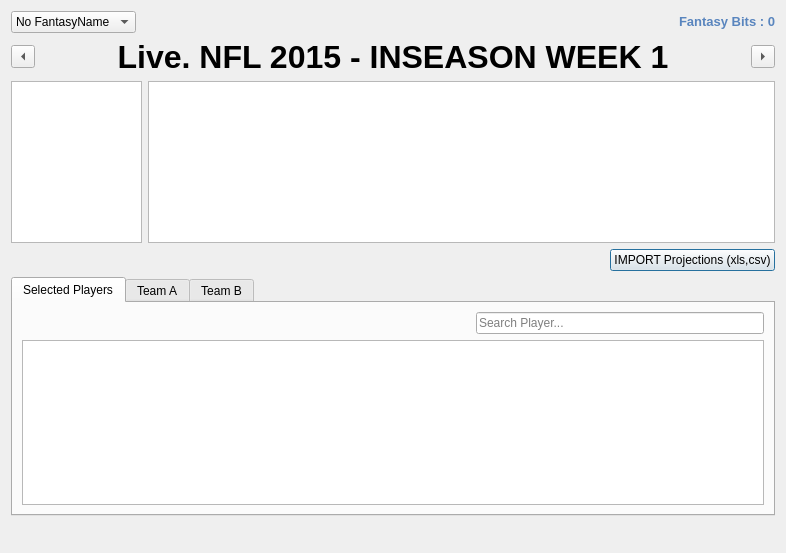
protoblock/protoblock, file cute-fantasy/gamesoftheweekdialog.ui: the form before one commit.
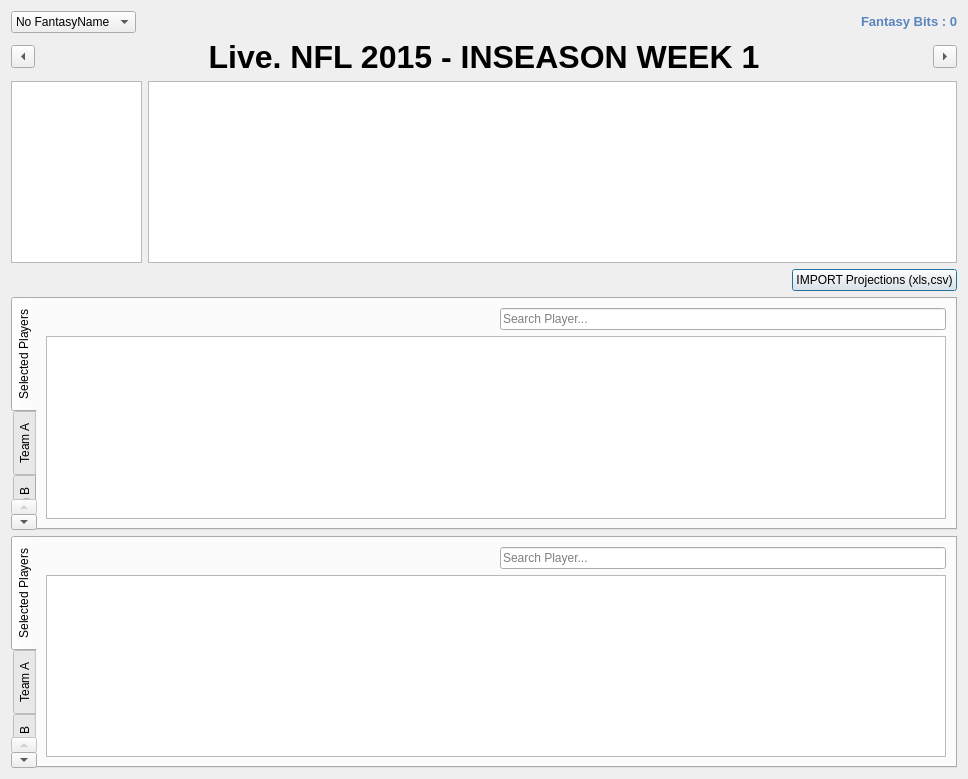
The form after the commit. The open tabs and pages were chosen to show the change. Custom widgets are drawn as their Qt base class.

What changed in the file:
```diff
--- a/cute-fantasy/gamesoftheweekdialog.ui
+++ b/cute-fantasy/gamesoftheweekdialog.ui
@@ -6,45 +6,59 @@
    <rect>
     <x>0</x>
     <y>0</y>
-    <width>786</width>
-    <height>553</height>
+    <width>968</width>
+    <height>779</height>
    </rect>
   </property>
   <property name="windowTitle">
    <string>Dialog</string>
   </property>
-  <layout class="QGridLayout" name="gridLayout_4">
-   <item row="0" column="0">
-    <layout class="QHBoxLayout" name="horizontalLayout">
+  <layout class="QGridLayout" name="gridLayout_7">
+   <item row="2" column="0">
+    <layout class="QHBoxLayout" name="horizontalLayout_2">
      <item>
-      <widget class="QComboBox" name="myFantasyNameComboBox">
-       <item>
-        <property name="text">
-         <string>No FantasyName</string>
-        </property>
-       </item>
+      <widget class="QListView" name="myDaysListView">
+       <property name="minimumSize">
+        <size>
+         <width>131</width>
+         <height>0</height>
+        </size>
+       </property>
+       <property name="maximumSize">
+        <size>
+         <width>131</width>
+         <height>16777215</height>
+        </size>
+       </property>
       </widget>
      </item>
      <item>
-      <spacer name="horizontalSpacer">
+      <widget class="QListView" name="myDayGamesListView"/>
+     </item>
+    </layout>
+   </item>
+   <item row="3" column="0">
+    <layout class="QHBoxLayout" name="horizontalLayout_3">
+     <item>
+      <spacer name="horizontalSpacer_2">
        <property name="orientation">
         <enum>Qt::Horizontal</enum>
        </property>
        <property name="sizeHint" stdset="0">
         <size>
-         <width>538</width>
+         <width>448</width>
          <height>20</height>
         </size>
        </property>
       </spacer>
      </item>
      <item>
-      <widget class="QLabel" name="myFantasyBitsLabel">
+      <widget class="QPushButton" name="myImportProjectionsButton">
        <property name="text">
-        <string>&lt;html&gt;&lt;head/&gt;&lt;body&gt;&lt;p&gt;&lt;span style=&quot; font-size:10pt; font-weight:600; color:#5985be;&quot;&gt;Fantasy Bits : 0&lt;/span&gt;&lt;/p&gt;&lt;/body&gt;&lt;/html&gt;</string>
+        <string>IMPORT Projections (xls,csv)</string>
        </property>
-       <property name="textFormat">
-        <enum>Qt::RichText</enum>
+       <property name="flat">
+        <bool>false</bool>
        </property>
       </widget>
      </item>
@@ -97,61 +111,128 @@
      </item>
     </layout>
    </item>
-   <item row="2" column="0">
-    <layout class="QHBoxLayout" name="horizontalLayout_2">
+   <item row="0" column="0">
+    <layout class="QHBoxLayout" name="horizontalLayout">
      <item>
-      <widget class="QListView" name="myDaysListView">
-       <property name="minimumSize">
-        <size>
-         <width>131</width>
-         <height>0</height>
-        </size>
-       </property>
-       <property name="maximumSize">
-        <size>
-         <width>131</width>
-         <height>16777215</height>
-        </size>
-       </property>
+      <widget class="QComboBox" name="myFantasyNameComboBox">
+       <item>
+        <property name="text">
+         <string>No FantasyName</string>
+        </property>
+       </item>
       </widget>
      </item>
      <item>
-      <widget class="QListView" name="myDayGamesListView"/>
-     </item>
-    </layout>
-   </item>
-   <item row="3" column="0">
-    <layout class="QHBoxLayout" name="horizontalLayout_3">
-     <item>
-      <spacer name="horizontalSpacer_2">
+      <spacer name="horizontalSpacer">
        <property name="orientation">
         <enum>Qt::Horizontal</enum>
        </property>
        <property name="sizeHint" stdset="0">
         <size>
-         <width>448</width>
+         <width>538</width>
          <height>20</height>
         </size>
        </property>
       </spacer>
      </item>
      <item>
-      <widget class="QPushButton" name="myImportProjectionsButton">
+      <widget class="QLabel" name="myFantasyBitsLabel">
        <property name="text">
-        <string>IMPORT Projections (xls,csv)</string>
+        <string>&lt;html&gt;&lt;head/&gt;&lt;body&gt;&lt;p&gt;&lt;span style=&quot; font-size:10pt; font-weight:600; color:#5985be;&quot;&gt;Fantasy Bits : 0&lt;/span&gt;&lt;/p&gt;&lt;/body&gt;&lt;/html&gt;</string>
        </property>
-       <property name="flat">
-        <bool>false</bool>
+       <property name="textFormat">
+        <enum>Qt::RichText</enum>
        </property>
       </widget>
      </item>
     </layout>
    </item>
    <item row="4" column="0">
-    <widget class="QTabWidget" name="myTeamTab">
+    <widget class="QTabWidget" name="myTeamTab_2">
+     <property name="tabPosition">
+      <enum>QTabWidget::West</enum>
+     </property>
+     <property name="tabShape">
+      <enum>QTabWidget::Rounded</enum>
+     </property>
      <property name="currentIndex">
       <number>0</number>
      </property>
+     <property name="documentMode">
+      <bool>false</bool>
+     </property>
+     <widget class="QWidget" name="mySelectedPlayersTab_2">
+      <attribute name="title">
+       <string>Selected Players</string>
+      </attribute>
+      <layout class="QGridLayout" name="gridLayout_4">
+       <item row="0" column="0">
+        <spacer name="horizontalSpacer_4">
+         <property name="orientation">
+          <enum>Qt::Horizontal</enum>
+         </property>
+         <property name="sizeHint" stdset="0">
+          <size>
+           <width>448</width>
+           <height>20</height>
+          </size>
+         </property>
+        </spacer>
+       </item>
+       <item row="0" column="1">
+        <widget class="QLineEdit" name="lySearchPlayerLineEdit_2">
+         <property name="placeholderText">
+          <string>Search Player...</string>
+         </property>
+         <property name="clearButtonEnabled">
+          <bool>true</bool>
+         </property>
+        </widget>
+       </item>
+       <item row="1" column="0" colspan="2">
+        <widget class="QTableWidget" name="mySelectedPlayersTableView_2"/>
+       </item>
+      </layout>
+     </widget>
+     <widget class="QWidget" name="myTeamATab_2">
+      <attribute name="title">
+       <string>Team A</string>
+      </attribute>
+      <layout class="QGridLayout" name="gridLayout_5">
+       <item row="0" column="0">
+        <widget class="QTableView" name="myTeamATableView_2"/>
+       </item>
+      </layout>
+     </widget>
+     <widget class="QWidget" name="myTeamBTab_2">
+      <attribute name="title">
+       <string>Team B</string>
+      </attribute>
+      <layout class="QGridLayout" name="gridLayout_6">
+       <item row="0" column="0">
+        <widget class="QTableView" name="myTeamBTableView_2"/>
+       </item>
+      </layout>
+     </widget>
+    </widget>
+   </item>
+   <item row="5" column="0">
+    <widget class="QTabWidget" name="myTeamTab">
+     <property name="tabPosition">
+      <enum>QTabWidget::West</enum>
+     </property>
+     <property name="tabShape">
+      <enum>QTabWidget::Rounded</enum>
+     </property>
+     <property name="currentIndex">
+      <number>4</number>
+     </property>
+     <property name="elideMode">
+      <enum>Qt::ElideNone</enum>
+     </property>
+     <property name="documentMode">
+      <bool>false</bool>
+     </property>
      <widget class="QWidget" name="mySelectedPlayersTab">
       <attribute name="title">
        <string>Selected Players</string>
@@ -205,19 +286,35 @@
        </item>
       </layout>
      </widget>
-    </widget>
-   </item>
-   <item row="5" column="0">
-    <widget class="StatusWidget" name="myStatusWidget" native="true">
-     <property name="minimumSize">
-      <size>
-       <width>0</width>
-       <height>20</height>
-      </size>
-     </property>
+     <widget class="QWidget" name="tab">
+      <attribute name="title">
+       <string>Page</string>
+      </attribute>
+     </widget>
+     <widget class="QWidget" name="tab_2">
+      <attribute name="title">
+       <string>qsdqsmdkqskdmqksmdlkqsmlkdmqlskdmlqs</string>
+      </attribute>
+     </widget>
     </widget>
    </item>
   </layout>
+  <widget class="StatusWidget" name="myStatusWidget" native="true">
+   <property name="geometry">
+    <rect>
+     <x>9</x>
+     <y>524</y>
+     <width>768</width>
+     <height>20</height>
+    </rect>
+   </property>
+   <property name="minimumSize">
+    <size>
+     <width>0</width>
+     <height>20</height>
+    </size>
+   </property>
+  </widget>
  </widget>
  <customwidgets>
   <customwidget>
```
